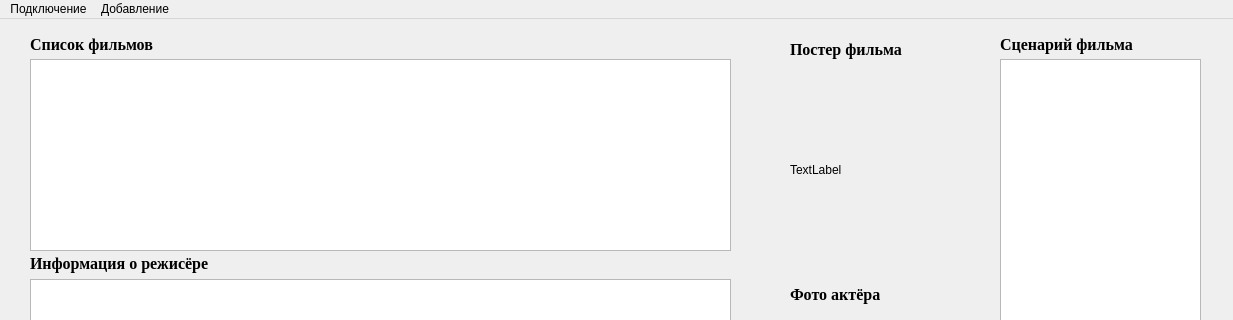
Before: the Qt Designer form Client/mainwindow.ui in NikitaVirachev/course-work-on-DB, drawn with Qt 5; both pictures show x 0 to 1233 and y 0 to 320 of the 1233 by 599 pixel window.
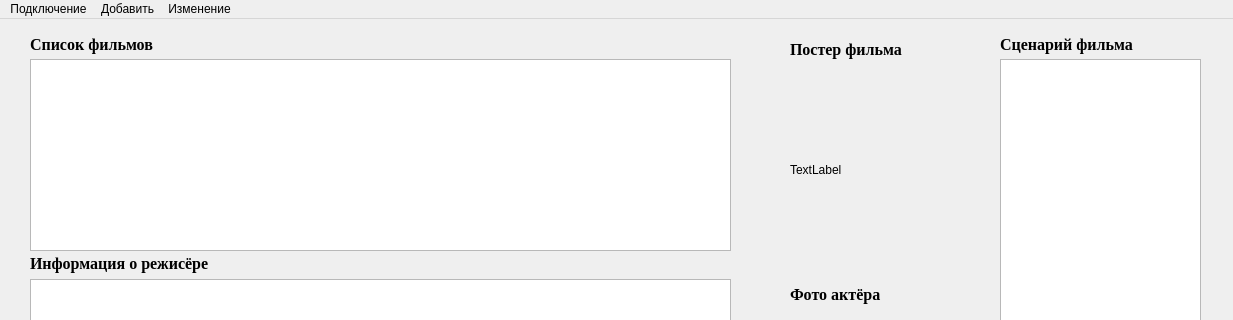
After: the same form once the commit is applied.

```diff
--- a/Client/mainwindow.ui
+++ b/Client/mainwindow.ui
@@ -303,15 +303,23 @@
    </widget>
    <widget class="QMenu" name="menu_2">
     <property name="title">
-     <string>Добавление</string>
+     <string>Добавить</string>
     </property>
     <addaction name="action_2"/>
     <addaction name="action_4"/>
     <addaction name="action_5"/>
     <addaction name="action_6"/>
+    <addaction name="action_7"/>
+   </widget>
+   <widget class="QMenu" name="menu_3">
+    <property name="title">
+     <string>Изменение</string>
+    </property>
+    <addaction name="action_8"/>
    </widget>
    <addaction name="menu"/>
    <addaction name="menu_2"/>
+   <addaction name="menu_3"/>
   </widget>
   <widget class="QStatusBar" name="statusbar"/>
   <action name="action">
```
Left out of the diff: 10 changed lines with no effect on the pictures.
